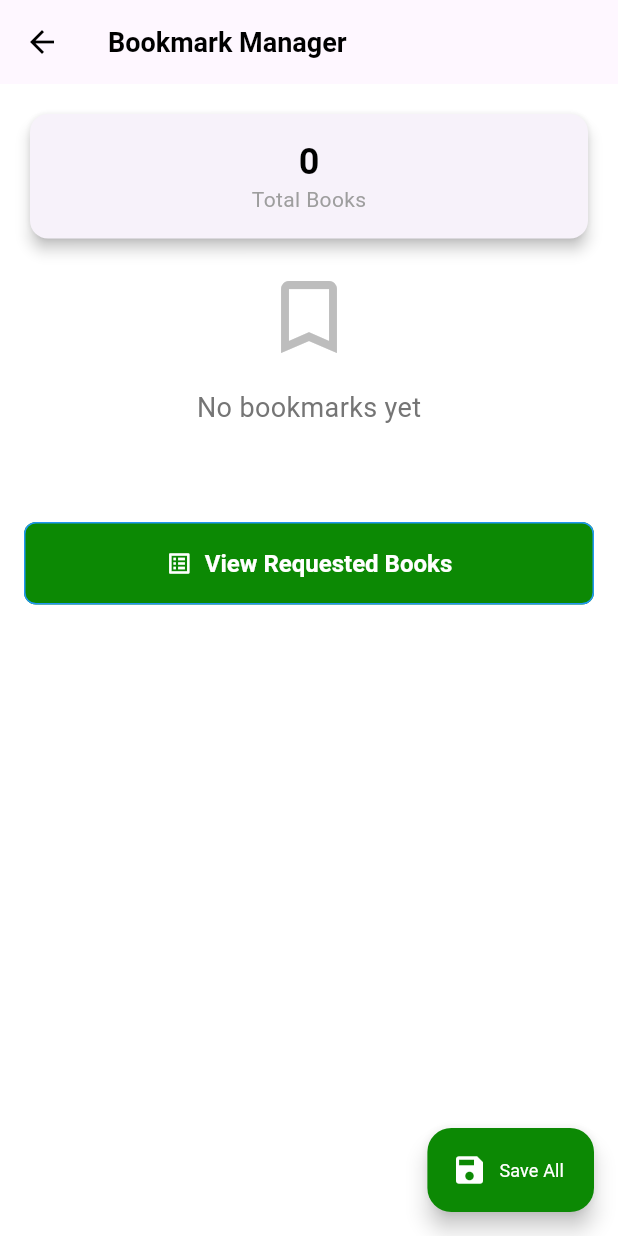
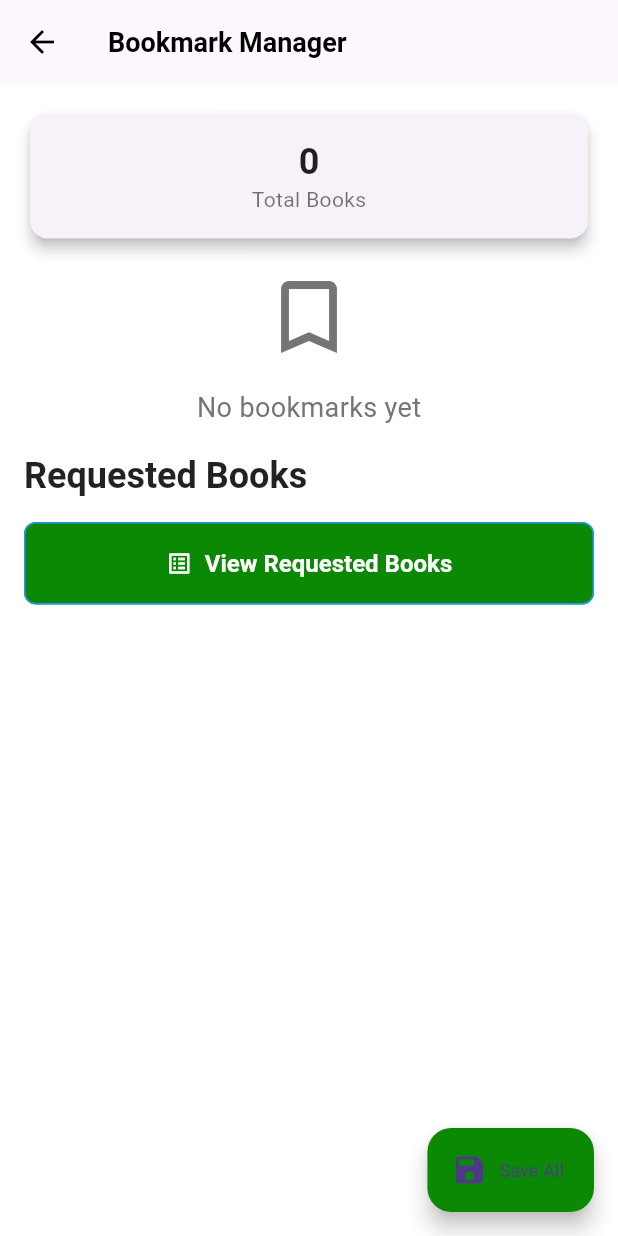
Before and after one commit to janakniraula/BookVerse, a Flutter app: the BookmarkScreen screen opened directly, on a phone screen of 412 x 824 dp. Run offline on Flutter 3.47's test engine with Material 3 defaults, Android fonts, the phone set to English and light mode, and no system bars; our stand-ins replace cached_network_image, carousel_slider, cloud_firestore, connectivity_plus, file_picker, firebase_auth and 12 more; missing offline and left inert: pdfx; accounts and stored records are empty; Roboto replaces fonts that are missing (Poppins); project files that could hold a hidden picture were left out.

Commit message:
Update bookmarks screen colors

```diff
--- a/lib/features/home/screens/user/mark/markApp.dart
+++ b/lib/features/home/screens/user/mark/markApp.dart
@@ -5,6 +5,7 @@ import 'package:firebase_auth/firebase_auth.dart';
 import 'package:book_Verse/features/home/screens/user/mark/provider.dart';
 import 'package:book_Verse/features/home/screens/user/mark/requestssss.dart';
 import '../../../../../books/detailScreen/course_book_detail_screen.dart';
+import '../../../../../utils/constants/colors.dart';
 
 class MarkApp extends StatelessWidget {
   const MarkApp({super.key});
@@ -24,6 +25,7 @@ class BookmarkScreen extends StatelessWidget {
   @override
   Widget build(BuildContext context) {
     final bookmarks = Provider.of<BookmarkProvider>(context).bookmarks;
+    final isDark = Theme.of(context).brightness == Brightness.dark;
 
     final filteredBookmarks = bookmarks.where((book) {
       final title = book['title'];
@@ -39,12 +41,12 @@ class BookmarkScreen extends StatelessWidget {
     return Scaffold(
       appBar: AppBar(
         elevation: 0,
-        backgroundColor: Theme.of(context).colorScheme.surface,
-        title: const Text(
+        backgroundColor: Theme.of(context).colorScheme.background,
+        title: Text(
           'Bookmark Manager',
           style: TextStyle(
             fontWeight: FontWeight.bold,
-            color: Colors.black,
+            color: isDark ? Colors.white : Colors.black,
           ),
         ),
       ),
@@ -64,18 +66,15 @@ class BookmarkScreen extends StatelessWidget {
                         children: [
                           Text(
                             filteredBookmarks.length.toString(),
-                            style: Theme.of(context)
-                                .textTheme
-                                .headlineMedium
-                                ?.copyWith(
+                            style: Theme.of(context).textTheme.headlineMedium?.copyWith(
                               fontWeight: FontWeight.bold,
-                                  color: Colors.black,
+                              color: isDark ? Colors.white : Colors.black87,
                             ),
                           ),
-                          const Text(
+                          Text(
                             'Total Books',
                             style: TextStyle(
-                              color: Colors.grey,
+                              color: isDark ? Colors.white70 : Colors.black54,
                             ),
                           ),
                         ],
@@ -86,6 +85,7 @@ class BookmarkScreen extends StatelessWidget {
               ),
             ),
           ),
+
           if (bookCounts.isEmpty)
             SliverToBoxAdapter(
               child: Center(
@@ -95,14 +95,14 @@ class BookmarkScreen extends StatelessWidget {
                     Icon(
                       Icons.bookmark_border,
                       size: 64,
-                      color: Colors.grey[400],
+                      color: isDark ? Colors.grey[400] : Colors.grey[600],
                     ),
                     const SizedBox(height: 16),
                     Text(
                       'No bookmarks yet',
                       style: TextStyle(
                         fontSize: 18,
-                        color: Colors.grey[600],
+                        color: isDark ? Colors.grey[400] : Colors.grey[600],
                       ),
                     ),
                   ],
@@ -117,7 +117,7 @@ class BookmarkScreen extends StatelessWidget {
                   'Your Bookmarks',
                   style: Theme.of(context).textTheme.headlineMedium?.copyWith(
                     fontWeight: FontWeight.bold,
-                        color: Colors.white,
+                    color: isDark ? Colors.white : Colors.black87,
                   ),
                 ),
               ),
@@ -167,19 +167,18 @@ class BookmarkScreen extends StatelessWidget {
                                     Text(
                                       book['writer'] ?? '',
                                       style: TextStyle(
-                                        color: Colors.grey[600],
+                                        color: isDark ? Colors.grey[400] : Colors.grey[600],
                                       ),
                                     ),
                                     const SizedBox(height: 4),
                                     Row(
                                       children: [
-                                        Icon(Icons.copy,
-                                            size: 16, color: Colors.grey[600]),
+                                        Icon(Icons.copy, size: 16, color: Colors.grey[600]),
                                         const SizedBox(width: 4),
                                         Text(
                                           '$count copies',
                                           style: TextStyle(
-                                            color: Colors.grey[600],
+                                            color: isDark ? Colors.grey[400] : Colors.grey[600],
                                             fontSize: 12,
                                           ),
                                         ),
@@ -204,6 +203,7 @@ class BookmarkScreen extends StatelessWidget {
               ),
             ),
           ],
+
           SliverToBoxAdapter(
             child: Padding(
               padding: const EdgeInsets.all(16.0),
@@ -214,7 +214,7 @@ class BookmarkScreen extends StatelessWidget {
                     'Requested Books',
                     style: Theme.of(context).textTheme.headlineMedium?.copyWith(
                       fontWeight: FontWeight.bold,
-                          color: Colors.white,
+                      color: isDark ? Colors.white : Colors.black87,
                     ),
                   ),
                   const SizedBox(height: 16),
@@ -247,11 +247,8 @@ class BookmarkScreen extends StatelessWidget {
       ),
       floatingActionButton: FloatingActionButton.extended(
         onPressed: () => _saveBookmarksToRequests(context),
-        icon: Icon(Icons.save, color: Theme.of(context).colorScheme.onPrimary),
-        label: Text(
-          'Save All',
-          style: TextStyle(color: Theme.of(context).colorScheme.onPrimary),
-        ),
+        icon: const Icon(Icons.save),
+        label: const Text('Save All'),
         backgroundColor: const Color(0xFF0C8904),
       ),
     );
@@ -302,8 +299,7 @@ class BookmarkScreen extends StatelessWidget {
     );
   }
 
-  Future<void> _removeBookmark(
-      BuildContext context, Map<String, dynamic> book) async {
+  Future<void> _removeBookmark(BuildContext context, Map<String, dynamic> book) async {
     final user = FirebaseAuth.instance.currentUser;
     if (user == null) {
       ScaffoldMessenger.of(context).showSnackBar(
@@ -314,12 +310,8 @@ class BookmarkScreen extends StatelessWidget {
 
     final docId = book['id'];
     try {
-      await FirebaseFirestore.instance
-          .collection('bookmarks')
-          .doc(docId)
-          .delete();
-      Provider.of<BookmarkProvider>(context, listen: false)
-          .removeBookmark(book);
+      await FirebaseFirestore.instance.collection('bookmarks').doc(docId).delete();
+      Provider.of<BookmarkProvider>(context, listen: false).removeBookmark(book);
       ScaffoldMessenger.of(context).showSnackBar(
         SnackBar(content: Text('${book['title']} removed from bookmarks')),
       );
@@ -339,8 +331,7 @@ class BookmarkScreen extends StatelessWidget {
       return;
     }
 
-    final bookmarks =
-        Provider.of<BookmarkProvider>(context, listen: false).bookmarks;
+    final bookmarks = Provider.of<BookmarkProvider>(context, listen: false).bookmarks;
     final uniqueBookmarks = <Map<String, dynamic>>[];
     final seenTitles = <String>{};
 
@@ -369,8 +360,8 @@ class BookmarkScreen extends StatelessWidget {
         .where('userId', isEqualTo: user.uid)
         .get();
     final existingRequests = existingRequestsSnapshot.docs
-        .expand((doc) =>
-            (doc.data()['books'] as List).map((book) => book['title'] ?? ''))
+        .expand((doc) => (doc.data()['books'] as List)
+        .map((book) => book['title'] ?? ''))
         .toSet();
 
     final alreadyRequestedBooks = nonIssuedBooks
@@ -426,8 +417,7 @@ class BookmarkScreen extends StatelessWidget {
                     'requestedAt': FieldValue.serverTimestamp(),
                   });
                   ScaffoldMessenger.of(context).showSnackBar(
-                    const SnackBar(
-                        content: Text('Books added to your requests')),
+                    const SnackBar(content: Text('Books added to your requests')),
                   );
                 } catch (error) {
                   ScaffoldMessenger.of(context).showSnackBar(
```
Lines whose indentation alone changed are shown as unchanged.
